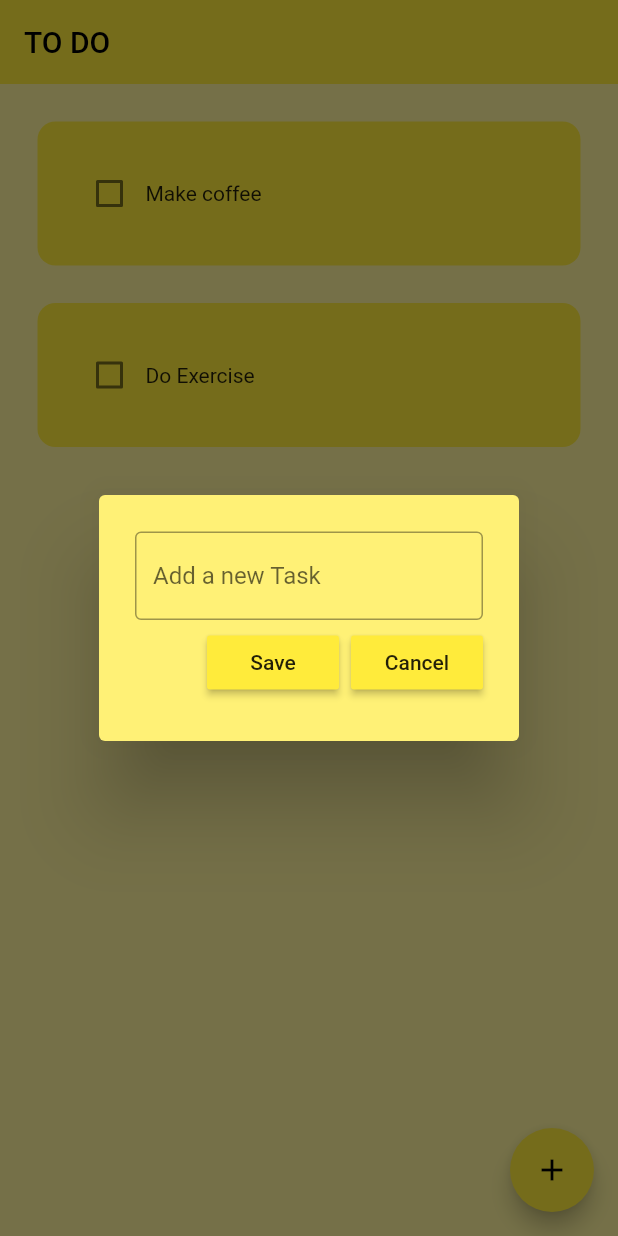
After one commit to PavelContraMundum/todoApp, a Flutter app: the screen it shows after launch, after a tap on the "add" icon, on a phone screen of 412 x 824 dp. The commit adds this screen. Run offline on Flutter 3.47's test engine with Material 3 defaults, Android fonts, the phone set to English and light mode, and no system bars.

Commit message:
pridani polozky, cancel

```diff
--- a/lib/pages/home_page.dart
+++ b/lib/pages/home_page.dart
@@ -1,4 +1,5 @@
 import 'package:flutter/material.dart';
+import 'package:todo/util/dialog_box.dart';
 import 'package:todo/util/todo_tile.dart';
 
 class HomePage extends StatefulWidget {
@@ -9,6 +10,9 @@ class HomePage extends StatefulWidget {
 }
 
 class _HomePageState extends State<HomePage> {
+  //text controller
+  final _controller = TextEditingController();
+
   // list of todo tasks
 
   List toDoList = [
@@ -24,6 +28,29 @@ class _HomePageState extends State<HomePage> {
     });
   }
 
+  //save new task
+
+  void saveNewTask() {
+    setState(() {
+      toDoList.add([_controller.text, false]);
+      _controller.clear();
+    });
+    Navigator.of(context).pop();
+  }
+
+  // create a new task
+  void createNewTask() {
+    showDialog(
+        context: context,
+        builder: (context) {
+          return DialogBox(
+            controller: _controller,
+            onSave: saveNewTask,
+            onCancel: () => Navigator.of(context).pop(),
+          );
+        });
+  }
+
   @override
   Widget build(BuildContext context) {
     return Scaffold(
@@ -31,6 +58,10 @@ class _HomePageState extends State<HomePage> {
       appBar: AppBar(
         title: Text('TO DO'),
         elevation: 0,
+      ),
+      floatingActionButton: FloatingActionButton(
+        onPressed: createNewTask,
+        child: Icon(Icons.add),
       ),
       body: ListView.builder(
         itemCount: toDoList.length,
--- /dev/null
+++ b/lib/util/dialog_box.dart
@@ -0,0 +1,49 @@
+import 'package:flutter/material.dart';
+import 'package:todo/util/my_button.dart';
+
+class DialogBox extends StatelessWidget {
+  final controller;
+  VoidCallback onSave;
+  VoidCallback onCancel;
+
+  DialogBox(
+      {super.key,
+      required this.controller,
+      required this.onSave,
+      required this.onCancel});
+
+  @override
+  Widget build(BuildContext context) {
+    return AlertDialog(
+      backgroundColor: Colors.yellow[300],
+      content: Container(
+        height: 120,
+        child: Column(
+          mainAxisAlignment: MainAxisAlignment.spaceEvenly,
+          children: [
+            // get user input
+            TextField(
+              controller: controller,
+              decoration: InputDecoration(
+                  border: OutlineInputBorder(), hintText: "Add a new Task"),
+            ),
+            Row(
+              mainAxisAlignment: MainAxisAlignment.end,
+              children: [
+                //save button
+                MyButton(text: "Save", onPressed: onSave),
+
+                const SizedBox(
+                  width: 8,
+                ),
+
+                //cancel button
+                MyButton(text: "Cancel", onPressed: onCancel),
+              ],
+            )
+          ],
+        ),
+      ),
+    );
+  }
+}
--- /dev/null
+++ b/lib/util/my_button.dart
@@ -0,0 +1,17 @@
+import 'package:flutter/material.dart';
+
+class MyButton extends StatelessWidget {
+  final String text;
+  VoidCallback onPressed;
+
+  MyButton({super.key, required this.text, required this.onPressed});
+
+  @override
+  Widget build(BuildContext context) {
+    return MaterialButton(
+      onPressed: onPressed,
+      color: Theme.of(context).primaryColor,
+      child: Text(text),
+    );
+  }
+}
```
